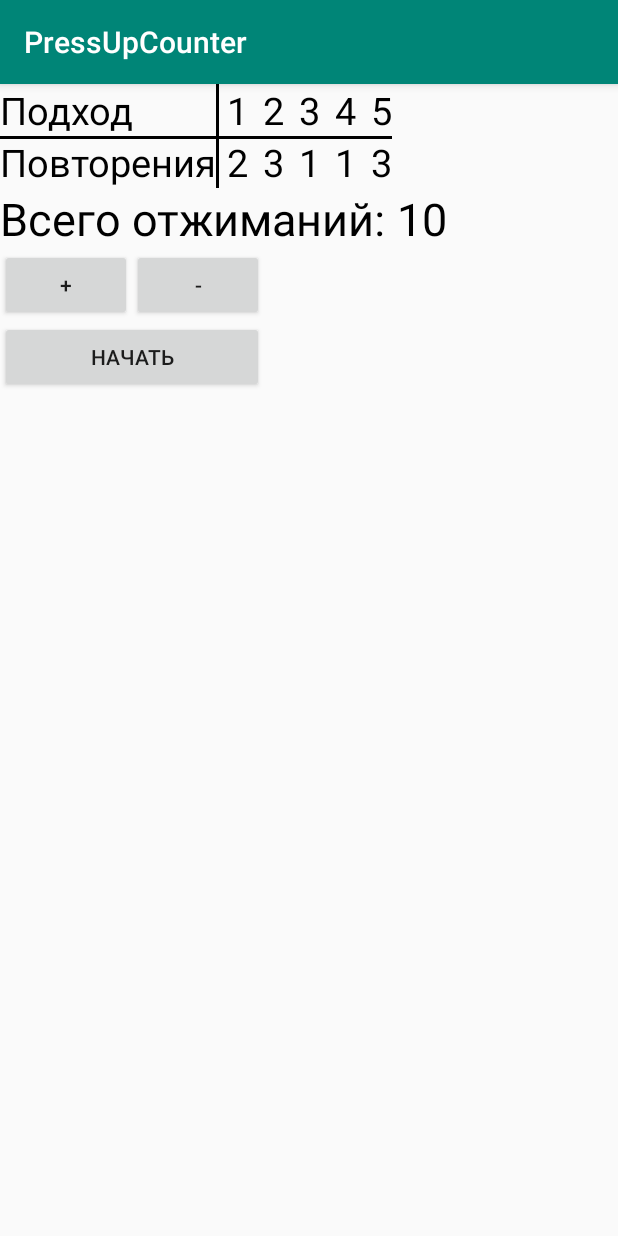
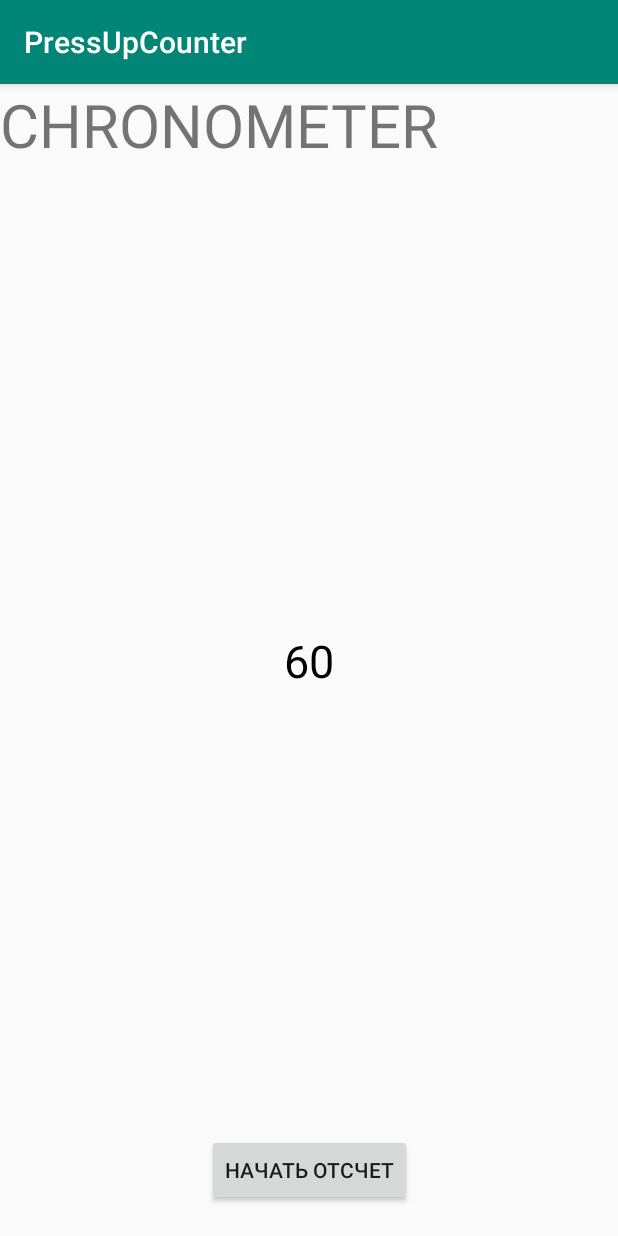
Before and after one commit to Agress1on/PressUpCounter, an Android app: the screen it shows after launch (MainActivity), after a tap on "ПРОПУСТИТЬ", on a phone screen of 412 x 824 dp. Run offline under Robolectric (Android 15) with nearby library versions, the light colour scheme and no system bars; our stand-ins replace data binding.

Commit message:
- сделал сырой прототип таймера через CountDownTimer

```diff
--- a/app/src/main/java/com/example/alexa/pressupcounter/start/view/StartFragment.java
+++ b/app/src/main/java/com/example/alexa/pressupcounter/start/view/StartFragment.java
@@ -14,6 +14,7 @@ import com.example.alexa.pressupcounter.R;
 import com.example.alexa.pressupcounter.databinding.FragmentStartBinding;
 import com.example.alexa.pressupcounter.start.viewmodel.StartViewModel;
 import com.example.alexa.pressupcounter.start.viewmodel.StartViewModelImpl;
+import com.example.alexa.pressupcounter.training.view.TrainingFragment;
 
 /**
  * Created by Alexandr Mikhalev on 05.01.2019.
@@ -35,7 +36,19 @@ public class StartFragment extends Fragment {
     public View onCreateView(@NonNull LayoutInflater inflater, @Nullable ViewGroup container, @Nullable Bundle savedInstanceState) {
         FragmentStartBinding binding = DataBindingUtil.inflate(inflater, R.layout.fragment_start, container, false);
         binding.setViewModel(mStartViewModel);
+        mStartViewModel.onClickTrainingButton(new StartViewModelImpl.OnTrainingListener() {
+            @Override
+            public void onClick() {
+                startTrainingFragment();
+            }
+        });
         return binding.getRoot();
+    }
+
+    private void startTrainingFragment() {
+        getActivity().getSupportFragmentManager().beginTransaction()
+                .replace(R.id.fragment_container, TrainingFragment.newInstance())
+                .commit();
     }
 
     public static StartFragment newInstance() {
--- a/app/src/main/java/com/example/alexa/pressupcounter/start/viewmodel/StartViewModel.java
+++ b/app/src/main/java/com/example/alexa/pressupcounter/start/viewmodel/StartViewModel.java
@@ -18,4 +18,6 @@ public interface StartViewModel {
     void onDecrementButton();
 
     ObservableField<Integer> getFinalQuantity();
+
+    void onClickTrainingButton(StartViewModelImpl.OnTrainingListener onTrainingListener);
 }
--- a/app/src/main/java/com/example/alexa/pressupcounter/start/viewmodel/StartViewModelImpl.java
+++ b/app/src/main/java/com/example/alexa/pressupcounter/start/viewmodel/StartViewModelImpl.java
@@ -15,10 +15,11 @@ public class StartViewModelImpl extends ViewModel implements StartViewModel {
 
     private List<ObservableField<Integer>> listOfRepetition = new ArrayList<>();
     private ObservableField<Integer> mSummQuantity;
+    private OnTrainingListener mOnTrainingListener;
 
     public StartViewModelImpl() {
         listOfRepetition.add(new ObservableField<>(2)); //first repetition
-        listOfRepetition.add(new ObservableField<>(3)); // secont repetition
+        listOfRepetition.add(new ObservableField<>(3)); // second repetition
         listOfRepetition.add(new ObservableField<>(1)); // third repetition
         listOfRepetition.add(new ObservableField<>(1)); // fourth repetition
         listOfRepetition.add(new ObservableField<>(3)); // fifth repetition
@@ -62,6 +63,12 @@ public class StartViewModelImpl extends ViewModel implements StartViewModel {
         return mSummQuantity;
     }
 
+    @Override
+    public void onClickTrainingButton(OnTrainingListener onTrainingListener) {
+        mOnTrainingListener = onTrainingListener;
+        mOnTrainingListener.onClick();
+    }
+
     private void setFinalQuantity() {
         mSummQuantity.set(0);
         for (ObservableField<Integer> integerObservableField : listOfRepetition) {
@@ -76,4 +83,8 @@ public class StartViewModelImpl extends ViewModel implements StartViewModel {
     private void decreaseRepetition(int numberOfList) {
         listOfRepetition.get(numberOfList).set(listOfRepetition.get(numberOfList).get() - 1);
     }
+
+    public interface OnTrainingListener {
+        void onClick();
+    }
 }
--- /dev/null
+++ b/app/src/main/java/com/example/alexa/pressupcounter/training/view/TrainingFragment.java
@@ -0,0 +1,47 @@
+package com.example.alexa.pressupcounter.training.view;
+
+import android.arch.lifecycle.ViewModelProviders;
+import android.databinding.DataBindingUtil;
+import android.os.Bundle;
+import android.support.annotation.NonNull;
+import android.support.annotation.Nullable;
+import android.support.v4.app.Fragment;
+import android.view.LayoutInflater;
+import android.view.View;
+import android.view.ViewGroup;
+
+import com.example.alexa.pressupcounter.R;
+import com.example.alexa.pressupcounter.databinding.FragmentTrainingBinding;
+import com.example.alexa.pressupcounter.training.viewmodel.TrainingViewModel;
+import com.example.alexa.pressupcounter.training.viewmodel.TrainingViewModelImpl;
+
+/**
+ * Created by Alexandr Mikhalev on 20.01.2019.
+ *
+ * @author Alexandr Mikhalev
+ */
+public class TrainingFragment extends Fragment {
+
+    private TrainingViewModel mTrainingViewModel;
+
+    @Override
+    public void onCreate(@Nullable Bundle savedInstanceState) {
+        super.onCreate(savedInstanceState);
+        mTrainingViewModel = ViewModelProviders.of(this).get(TrainingViewModelImpl.class);
+    }
+
+    @Nullable
+    @Override
+    public View onCreateView(@NonNull LayoutInflater inflater, @Nullable ViewGroup container, @Nullable Bundle savedInstanceState) {
+        FragmentTrainingBinding binding = DataBindingUtil.inflate(inflater, R.layout.fragment_training, container, false);
+        binding.setViewModel(mTrainingViewModel);
+        return binding.getRoot();
+    }
+
+    public static TrainingFragment newInstance() {
+        Bundle args = new Bundle();
+        TrainingFragment fragment = new TrainingFragment();
+        fragment.setArguments(args);
+        return fragment;
+    }
+}
--- /dev/null
+++ b/app/src/main/java/com/example/alexa/pressupcounter/training/viewmodel/TrainingViewModel.java
@@ -0,0 +1,13 @@
+package com.example.alexa.pressupcounter.training.viewmodel;
+
+import android.databinding.ObservableField;
+
+/**
+ * Created by Alexandr Mikhalev on 20.01.2019.
+ *
+ * @author Alexandr Mikhalev
+ */
+public interface TrainingViewModel {
+    ObservableField<String> getTime();
+    void onClickStartCountButton();
+}
--- /dev/null
+++ b/app/src/main/java/com/example/alexa/pressupcounter/training/viewmodel/TrainingViewModelImpl.java
@@ -0,0 +1,39 @@
+package com.example.alexa.pressupcounter.training.viewmodel;
+
+import android.arch.lifecycle.ViewModel;
+import android.databinding.ObservableField;
+import android.os.CountDownTimer;
+
+/**
+ * Created by Alexandr Mikhalev on 20.01.2019.
+ *
+ * @author Alexandr Mikhalev
+ */
+public class TrainingViewModelImpl extends ViewModel implements TrainingViewModel {
+
+    private ObservableField<String> mTimeCounter;
+
+    public TrainingViewModelImpl() {
+        mTimeCounter = new ObservableField<>("60");
+    }
+
+    @Override
+    public ObservableField<String> getTime() {
+        return mTimeCounter;
+    }
+
+    @Override
+    public void onClickStartCountButton() {
+        new CountDownTimer(60000, 1000) {
+            @Override
+            public void onTick(long millisUntilFinished) {
+            mTimeCounter.set(String.valueOf(millisUntilFinished / 1000));
+            }
+
+            @Override
+            public void onFinish() {
+            mTimeCounter.set("Отдых закончен");
+            }
+        }.start();
+    }
+}
--- /dev/null
+++ b/app/src/main/res/layout/fragment_training.xml
@@ -0,0 +1,44 @@
+<?xml version="1.0" encoding="utf-8"?>
+<layout xmlns:android="http://schemas.android.com/apk/res/android"
+    xmlns:app="http://schemas.android.com/apk/res-auto">
+
+    <data>
+        <variable
+            name="viewModel"
+            type="com.example.alexa.pressupcounter.training.viewmodel.TrainingViewModel" />
+    </data>
+
+    <android.support.constraint.ConstraintLayout
+        android:layout_width="match_parent"
+        android:layout_height="match_parent">
+        <TextView
+            android:layout_width="wrap_content"
+            android:layout_height="wrap_content"
+            android:textSize="40sp"
+            android:text="CHRONOMETER"/>
+
+        <TextView
+            android:id="@+id/chronometer"
+            android:layout_width="wrap_content"
+            android:layout_height="wrap_content"
+            android:text="@{viewModel.time}"
+            android:textSize="30sp"
+            android:textColor="@color/colorBlack"
+            app:layout_constraintStart_toStartOf="parent"
+            app:layout_constraintEnd_toEndOf="parent"
+            app:layout_constraintTop_toTopOf="parent"
+            app:layout_constraintBottom_toBottomOf="parent"/>
+
+        <Button
+            android:id="@+id/start_time_count_btn"
+            android:layout_width="wrap_content"
+            android:layout_height="wrap_content"
+            android:text="начать отсчет"
+            android:onClick="@{() -> viewModel.onClickStartCountButton()}"
+            android:layout_marginBottom="20dp"
+            app:layout_constraintStart_toStartOf="parent"
+            app:layout_constraintEnd_toEndOf="parent"
+            app:layout_constraintBottom_toBottomOf="parent"/>
+
+    </android.support.constraint.ConstraintLayout>
+</layout>
```
